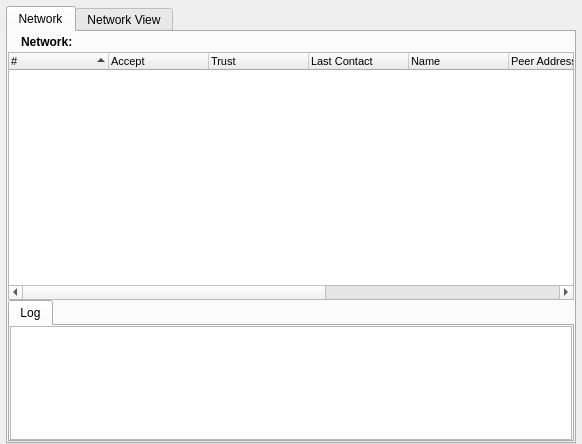
Above: retroshare-gui/src/gui/NetworkDialog.ui from RetroShare/RetroShare before the change. Below: the same form after it.
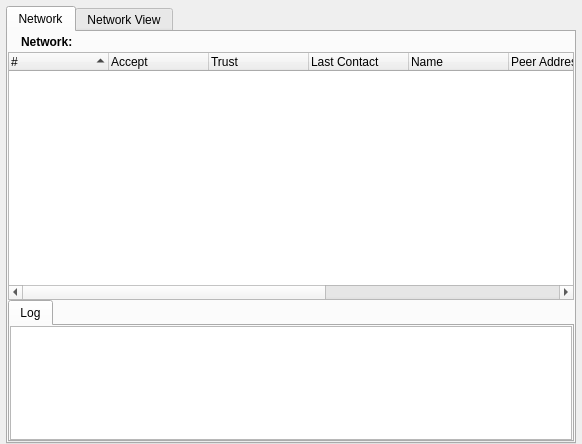
That is the form after the change. Icons and pictures are not drawn.

Commit message: * Cleaned up fonts for MacOSX.  * made changes to win32.cpp cross-platform.  * updated rsfiles.h  * updated version to v0.4.10b

The edit to the form file:
```diff
--- a/retroshare-gui/src/gui/NetworkDialog.ui
+++ b/retroshare-gui/src/gui/NetworkDialog.ui
@@ -103,17 +103,6 @@
            <verstretch>0</verstretch>
           </sizepolicy>
          </property>
-         <property name="font" >
-          <font>
-           <family>Arial</family>
-           <pointsize>8</pointsize>
-           <weight>50</weight>
-           <italic>false</italic>
-           <bold>false</bold>
-           <underline>false</underline>
-           <strikeout>false</strikeout>
-          </font>
-         </property>
          <property name="contextMenuPolicy" >
           <enum>Qt::CustomContextMenu</enum>
          </property>
```
The commit also changes 14 other files.
